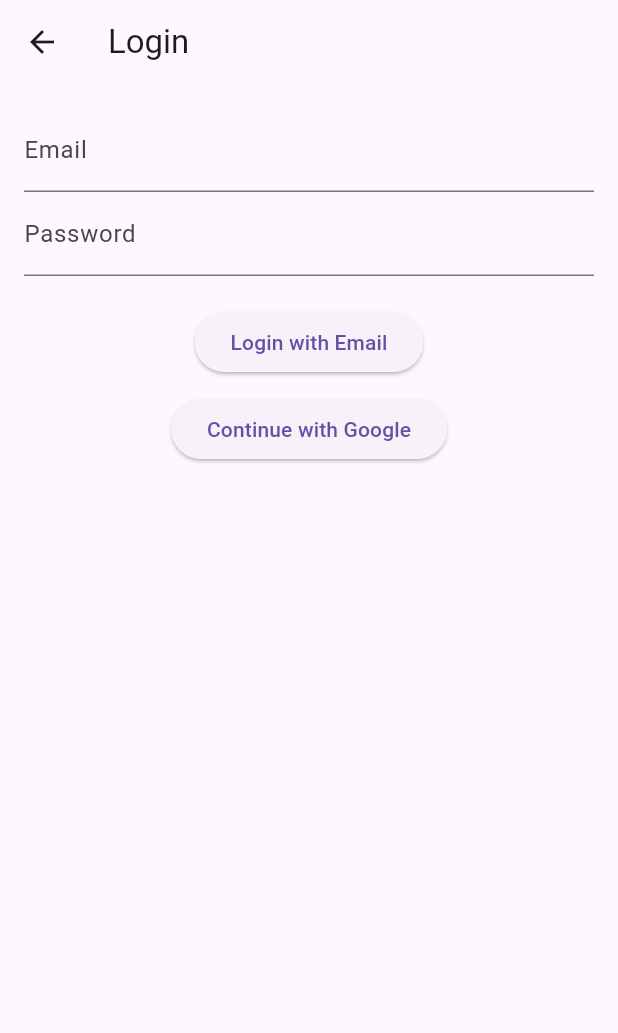
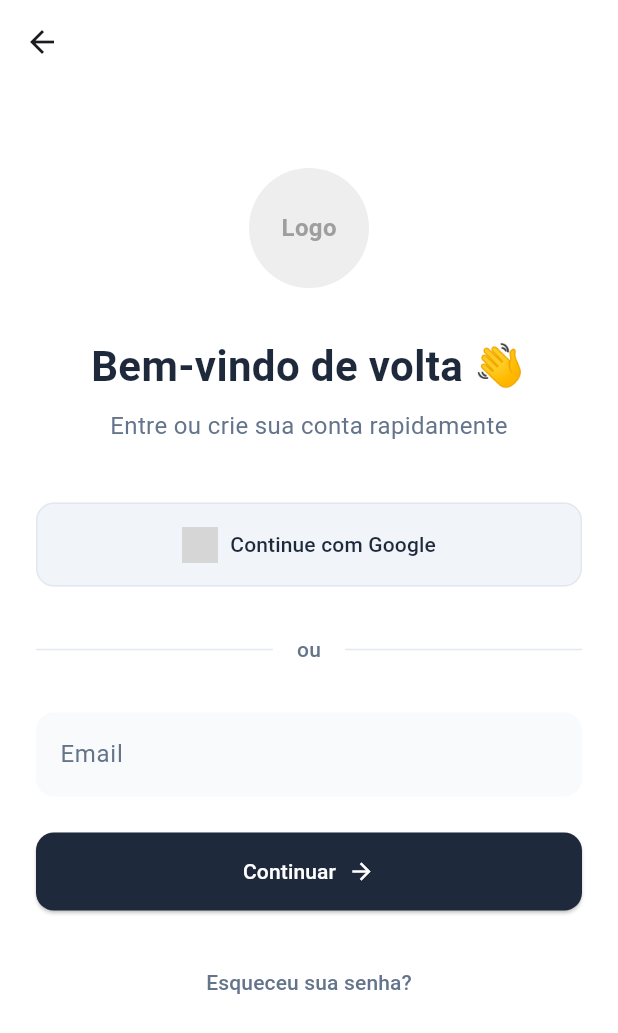
Before and after one commit to bruno1030/travelapp_frontend, a Flutter app: the screen it shows after launch, item 3 of the bottom bar chosen, on a phone screen of 412 x 824 dp. Shown: the top 1033 px of the screen. Run offline on Flutter 3.47's test engine with Material 3 defaults, Android fonts, the phone set to English and light mode, and no system bars; our stand-ins replace cached_network_image, firebase_auth, firebase_core, geolocator, google_sign_in, image_picker and 2 more; accounts and stored records are empty; generated files the repository leaves out were written again; network calls fail; grey boxes are pictures that could not be loaded.

Commit message:
improve login screen style

```diff
--- a/lib/screens/login_screen.dart
+++ b/lib/screens/login_screen.dart
@@ -1,9 +1,9 @@
-import 'dart:io';
 import 'package:flutter/foundation.dart';
 import 'package:flutter/material.dart';
 import 'package:provider/provider.dart';
+import 'package:sign_in_with_apple/sign_in_with_apple.dart';
 import '../controllers/auth_controller.dart';
-import 'package:sign_in_with_apple/sign_in_with_apple.dart';
+import 'dart:io';
 
 class LoginScreen extends StatefulWidget {
   const LoginScreen({super.key});
@@ -17,54 +17,199 @@ class _LoginScreenState extends State<LoginScreen> {
   final TextEditingController passwordController = TextEditingController();
 
   @override
+  void dispose() {
+    emailController.dispose();
+    passwordController.dispose();
+    super.dispose();
+  }
+
+  @override
   Widget build(BuildContext context) {
     final auth = Provider.of<AuthController>(context);
 
     return Scaffold(
-      appBar: AppBar(title: const Text('Login')),
-      body: Padding(
-        padding: const EdgeInsets.all(16.0),
+      backgroundColor: Colors.white,
+      appBar: AppBar(
+        backgroundColor: Colors.transparent,
+        elevation: 0,
+      ),
+      body: SingleChildScrollView(
+        child: Padding(
+          padding: const EdgeInsets.symmetric(horizontal: 24.0, vertical: 16.0),
           child: Column(
+            crossAxisAlignment: CrossAxisAlignment.stretch,
             children: [
-            TextField(
-              controller: emailController,
-              decoration: const InputDecoration(labelText: 'Email'),
+              const SizedBox(height: 40),
+              // Placeholder para o logo do app
+              Center(
+                child: Container(
+                  width: 80,
+                  height: 80,
+                  decoration: BoxDecoration(
+                    color: Colors.grey[200],
+                    shape: BoxShape.circle,
                   ),
-            TextField(
-              controller: passwordController,
-              decoration: const InputDecoration(labelText: 'Password'),
-              obscureText: true,
+                  child: const Center(
+                    child: Text(
+                      'Logo',
+                      style: TextStyle(
+                        fontSize: 16,
+                        fontWeight: FontWeight.bold,
+                        color: Colors.grey,
                       ),
-            const SizedBox(height: 20),
-            ElevatedButton(
-              onPressed: () async {
-                final message = await auth.signInWithEmail(
-                  email: emailController.text.trim(),
-                  password: passwordController.text.trim(),
-                );
-                if (message != null) {
-                  ScaffoldMessenger.of(context)
-                      .showSnackBar(SnackBar(content: Text(message)));
-                }
-              },
-              child: const Text('Login with Email'),
                     ),
-            const SizedBox(height: 10),
-            ElevatedButton(
+                  ),
+                ),
+              ),
+              const SizedBox(height: 32),
+              const Text(
+                'Bem-vindo de volta 👋',
+                style: TextStyle(
+                  fontSize: 28,
+                  fontWeight: FontWeight.bold,
+                  color: Color(0xFF1E293B), // Cor de texto principal
+                ),
+                textAlign: TextAlign.center,
+              ),
+              const SizedBox(height: 8),
+              const Text(
+                'Entre ou crie sua conta rapidamente',
+                style: TextStyle(
+                  fontSize: 16,
+                  color: Color(0xFF64748B), // Cor de texto secundária
+                ),
+                textAlign: TextAlign.center,
+              ),
+              const SizedBox(height: 40),
+              // Botão Google
+              ElevatedButton.icon(
                 onPressed: () async {
                   await auth.signInWithGoogle();
                 },
-              child: const Text('Continue with Google'),
+                icon: Image.network(
+                  'https://upload.wikimedia.org/wikipedia/commons/thumb/c/c1/Google_%22G%22_logo.svg/2048px-Google_%22G%22_logo.svg.png',
+                  height: 24,
+                  width: 24,
+                ),
+                label: const Text('Continue com Google'),
+                style: ElevatedButton.styleFrom(
+                  backgroundColor: const Color(0xFFF1F5F9), // Cor de fundo
+                  foregroundColor: const Color(0xFF1E293B), // Cor do texto
+                  elevation: 0,
+                  shape: RoundedRectangleBorder(
+                    borderRadius: BorderRadius.circular(12),
+                    side: const BorderSide(color: Color(0xFFE2E8F0)), // Cor da borda
+                  ),
+                  padding: const EdgeInsets.symmetric(vertical: 16),
+                ),
               ),
               if (!kIsWeb && Platform.isIOS)
-              const SizedBox(height: 10),
+                const SizedBox(height: 16),
               if (!kIsWeb && Platform.isIOS)
+                // Botão Apple
                 SignInWithAppleButton(
                   onPressed: () async {
                     await auth.signInWithApple();
                   },
+                  style: SignInWithAppleButtonStyle.black,
+                ),
+              const SizedBox(height: 32),
+              // Divisor "ou"
+              const Row(
+                children: [
+                  Expanded(
+                    child: Divider(
+                      color: Color(0xFFE2E8F0),
+                    ),
+                  ),
+                  Padding(
+                    padding: EdgeInsets.symmetric(horizontal: 16.0),
+                    child: Text(
+                      'ou',
+                      style: TextStyle(
+                        color: Color(0xFF64748B),
+                        fontWeight: FontWeight.w500,
+                      ),
+                    ),
+                  ),
+                  Expanded(
+                    child: Divider(
+                      color: Color(0xFFE2E8F0),
+                    ),
                   ),
                 ],
+              ),
+              const SizedBox(height: 32),
+              // Campo de email
+              TextField(
+                controller: emailController,
+                decoration: InputDecoration(
+                  labelText: 'Email',
+                  labelStyle: const TextStyle(color: Color(0xFF64748B)),
+                  filled: true,
+                  fillColor: const Color(0xFFF8FAFC),
+                  border: OutlineInputBorder(
+                    borderRadius: BorderRadius.circular(12),
+                    borderSide: BorderSide.none,
+                  ),
+                  enabledBorder: OutlineInputBorder(
+                    borderRadius: BorderRadius.circular(12),
+                    borderSide: BorderSide.none,
+                  ),
+                  focusedBorder: OutlineInputBorder(
+                    borderRadius: BorderRadius.circular(12),
+                    borderSide: const BorderSide(color: Color(0xFF38BDF8), width: 2),
+                  ),
+                ),
+              ),
+              const SizedBox(height: 24),
+              // Botão de continuar
+              ElevatedButton(
+                onPressed: () {
+                  // Lógica para login/signup por email
+                  // A tela seguinte precisará de uma verificação para saber se o usuário já existe
+                  // para pedir senha ou criar nova conta
+                  ScaffoldMessenger.of(context).showSnackBar(
+                    const SnackBar(
+                      content: Text('Função de email ainda não implementada.'),
+                    ),
+                  );
+                },
+                child: const Row(
+                  mainAxisAlignment: MainAxisAlignment.center,
+                  children: [
+                    Text('Continuar'),
+                    SizedBox(width: 8),
+                    Icon(Icons.arrow_forward),
+                  ],
+                ),
+                style: ElevatedButton.styleFrom(
+                  backgroundColor: const Color(0xFF1E293B), // Cor do botão principal
+                  foregroundColor: Colors.white,
+                  shape: RoundedRectangleBorder(
+                    borderRadius: BorderRadius.circular(12),
+                  ),
+                  padding: const EdgeInsets.symmetric(vertical: 16),
+                ),
+              ),
+              const SizedBox(height: 24),
+              // Link para esquecer senha
+              TextButton(
+                onPressed: () {
+                  // Lógica para resetar senha
+                  ScaffoldMessenger.of(context).showSnackBar(
+                    const SnackBar(
+                      content: Text('Função de recuperação de senha ainda não implementada.'),
+                    ),
+                  );
+                },
+                child: const Text(
+                  'Esqueceu sua senha?',
+                  style: TextStyle(color: Color(0xFF64748B), fontWeight: FontWeight.w500),
+                ),
+              ),
+            ],
+          ),
         ),
       ),
     );
--- a/lib/screens/profile_screen.dart
+++ b/lib/screens/profile_screen.dart
@@ -10,6 +10,7 @@ class ProfileScreen extends StatelessWidget {
   Widget build(BuildContext context) {
     final auth = Provider.of<AuthController>(context);
 
+    // Se o usuário não estiver logado, redireciona para a tela de login.
     if (!auth.isLoggedIn) {
       return const LoginScreen();
     }
@@ -30,10 +31,9 @@ class ProfileScreen extends StatelessWidget {
             ElevatedButton(
               onPressed: () async {
                 await auth.signOut();
-                Navigator.pushReplacement(
-                  context,
-                  MaterialPageRoute(builder: (_) => const LoginScreen()),
-                );
+                // Após o logout, não precisamos redirecionar explicitamente,
+                // pois o ProfileScreen já irá chamar o LoginScreen
+                // devido à lógica no início do método build.
               },
               child: const Text('Logout'),
             ),
```
Lines whose indentation alone changed are shown as unchanged.
